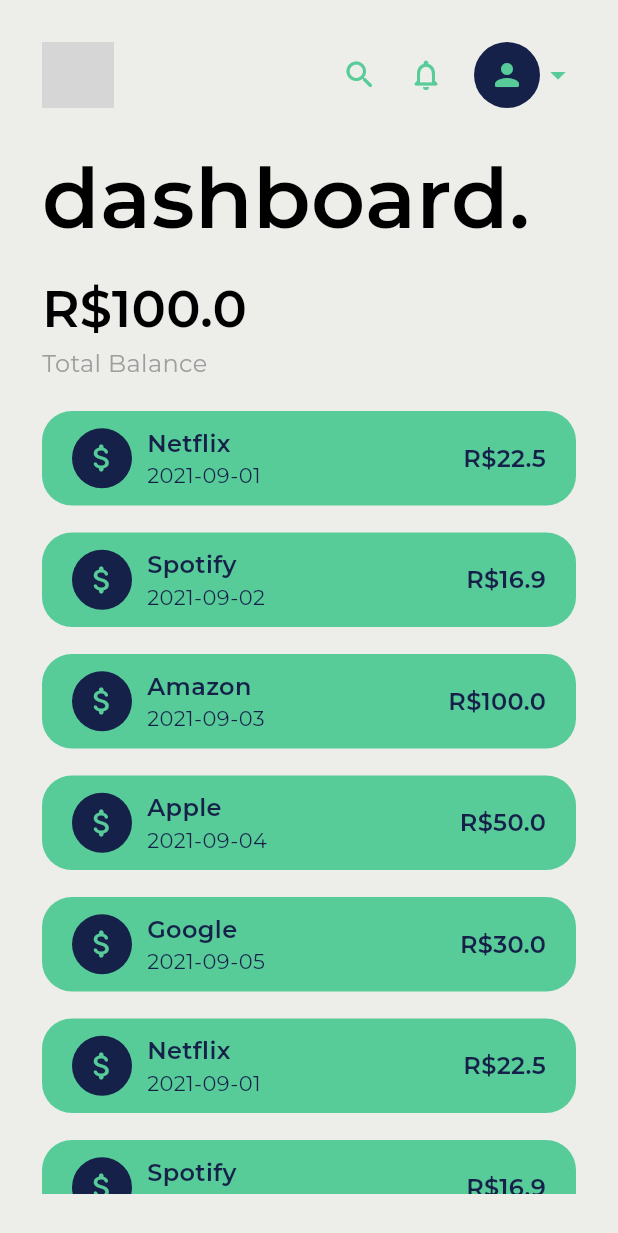
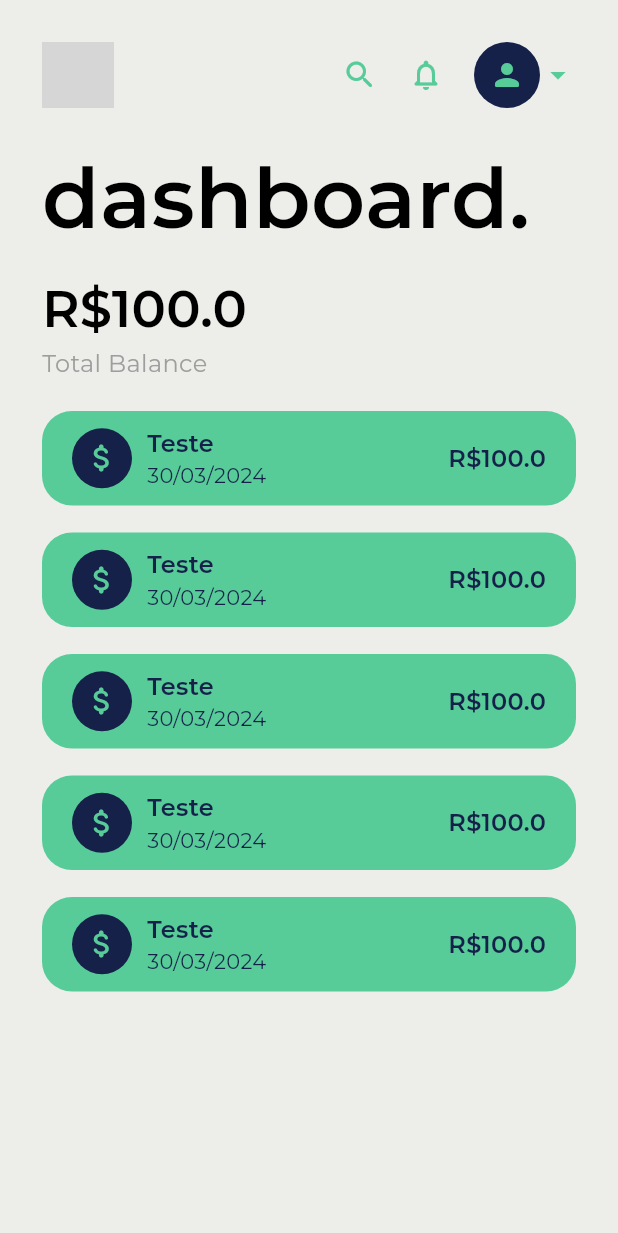
Before and after one commit to leobuldrini/easyFinance, a Flutter app: the screen it shows after launch, on a phone screen of 412 x 824 dp. Shown: the top 1233 px of the screen. Run offline on Flutter 3.47's test engine with Material 3 defaults, Android fonts, the phone set to English and light mode, and no system bars; our stand-ins replace equatable, google_fonts, hooks_riverpod, lottie, rive; network calls fail; grey boxes are pictures that could not be loaded.

Commit message:
dashboard screen

```diff
--- /dev/null
+++ b/lib/core/models/transaction.dart
@@ -0,0 +1,15 @@
+class Transaction {
+  final String id;
+  final String title;
+  final double amount;
+  final DateTime date;
+  final String sector;
+
+  Transaction({
+    required this.id,
+    required this.title,
+    required this.amount,
+    required this.date,
+    required this.sector,
+  });
+}
--- a/lib/core/providers/user_controller_provider.dart
+++ b/lib/core/providers/user_controller_provider.dart
@@ -1,3 +1,4 @@
+import 'package:easyFinance/core/models/transaction.dart';
 import 'package:easyFinance/core/models/user.dart';
 import 'package:hooks_riverpod/hooks_riverpod.dart';
 
@@ -10,68 +11,43 @@
   );
 });
 
-final recentTransactionsFutureProvider = FutureProvider.autoDispose<List<Map<String,dynamic>>>((ref) async {
+final recentTransactionsFutureProvider = FutureProvider.autoDispose<List<Transaction>>((ref) async {
   await Future.delayed(const Duration(seconds: 1));
   return [
-    {
-      'id': 1,
-      'title': 'Netflix',
-      'value': 22.50,
-      'date': '2021-09-01',
-    },
-    {
-      'id': 2,
-      'title': 'Spotify',
-      'value': 16.90,
-      'date': '2021-09-02',
-    },
-    {
-      'id': 3,
-      'title': 'Amazon',
-      'value': 100.00,
-      'date': '2021-09-03',
-    },
-    {
-      'id': 4,
-      'title': 'Apple',
-      'value': 50.00,
-      'date': '2021-09-04',
-    },
-    {
-      'id': 5,
-      'title': 'Google',
-      'value': 30.00,
-      'date': '2021-09-05',
-    },
-    {
-      'id': 1,
-      'title': 'Netflix',
-      'value': 22.50,
-      'date': '2021-09-01',
-    },
-    {
-      'id': 2,
-      'title': 'Spotify',
-      'value': 16.90,
-      'date': '2021-09-02',
-    },
-    {
-      'id': 3,
-      'title': 'Amazon',
-      'value': 100.00,
-      'date': '2021-09-03',
-    },
-    {
-      'id': 4,
-      'title': 'Apple',
-      'value': 50.00,
-      'date': '2021-09-04',
-    },
-    {
-      'id': 5,
-      'title': 'Google',
-      'value': 30.00,
-      'date': '2021-09-05',
-    },
+    Transaction(
+      id: '1',
+      title: 'Teste',
+      amount: 100.00,
+      date: DateTime.now(),
+      sector: 'Teste',
+    ),
+    Transaction(
+      id: '2',
+      title: 'Teste',
+      amount: 100.00,
+      date: DateTime.now(),
+      sector: 'Teste',
+    ),
+    Transaction(
+      id: '3',
+      title: 'Teste',
+      amount: 100.00,
+      date: DateTime.now(),
+      sector: 'Teste',
+    ),
+    Transaction(
+      id: '4',
+      title: 'Teste',
+      amount: 100.00,
+      date: DateTime.now(),
+      sector: 'Teste',
+    ),
+    Transaction(
+      id: '5',
+      title: 'Teste',
+      amount: 100.00,
+      date: DateTime.now(),
+      sector: 'Teste',
+    ),
   ];
 });
--- a/lib/screens/dashboard.dart
+++ b/lib/screens/dashboard.dart
@@ -1,3 +1,4 @@
+import 'package:easyFinance/core/models/transaction.dart';
 import 'package:easyFinance/core/providers/user_controller_provider.dart';
 import 'package:easyFinance/widgets/recent_transaction.dart';
 import 'package:flutter/material.dart';
@@ -50,6 +51,7 @@
                       const SizedBox(height: 20),
                       recentTransactions.when(
                         data: (data) {
+                          List<Transaction> transactions = data;
                           return data.isEmpty
                               ? noTransactions()
                               : ListView.separated(
@@ -63,10 +65,10 @@
                                     return Container(
                                       margin: const EdgeInsets.only(bottom: 10),
                                       child: RecentTransactionTile(
-                                        title: data[index]['title'],
-                                        subtitle: data[index]['date'],
-                                        amount: data[index]['value'],
-                                        date: data[index]['date'],
+                                        title: transactions[index].title,
+                                        subtitle: transactions[index].sector,
+                                        amount: transactions[index].amount,
+                                        date: transactions[index].date,
                                       ),
                                     );
                                   },
--- /dev/null
+++ b/lib/screens/sector_view.dart
@@ -0,0 +1,47 @@
+import 'package:flutter/material.dart';
+import 'package:google_fonts/google_fonts.dart';
+import 'package:hooks_riverpod/hooks_riverpod.dart';
+
+import '../widgets/user_header.dart';
+
+class SectorPage extends ConsumerWidget {
+  const SectorPage({super.key});
+
+  @override
+  Widget build(BuildContext context, WidgetRef ref) {
+    return Scaffold(
+      backgroundColor: Theme.of(context).colorScheme.background,
+      body: SafeArea(
+        child: Container(
+          padding: const EdgeInsets.all(28.0),
+          child: Column(
+            crossAxisAlignment: CrossAxisAlignment.center,
+            children: [
+              const UserHeader(),
+              const SizedBox(height: 20),
+              Expanded(
+                child: SingleChildScrollView(
+                  child: Column(
+                    mainAxisSize: MainAxisSize.min,
+                    crossAxisAlignment: CrossAxisAlignment.start,
+                    children: [
+                      Text(
+                        'sectors.',
+                        style: GoogleFonts.getFont(
+                          'Montserrat',
+                          textStyle: const TextStyle(fontSize: 56, fontWeight: FontWeight.w600),
+                        ),
+                        textAlign: TextAlign.center,
+                      ),
+                      const SizedBox(height: 10),
+                    ],
+                  ),
+                ),
+              ),
+            ],
+          ),
+        ),
+      ),
+    );
+  }
+}
--- a/lib/widgets/recent_transaction.dart
+++ b/lib/widgets/recent_transaction.dart
@@ -1,4 +1,5 @@
 import 'package:flutter/material.dart';
+import 'package:intl/intl.dart';
 
 class RecentTransactionTile extends StatelessWidget {
   const RecentTransactionTile({required this.title, required this.subtitle, required this.amount, required this.date, super.key});
@@ -6,10 +7,13 @@
   final String title;
   final String subtitle;
   final double amount;
-  final String date;
+  final DateTime date;
+
+
 
   @override
   Widget build(BuildContext context) {
+    final _formatter = DateFormat('dd/MM/yyyy');
     return Container(
       decoration: BoxDecoration(
         color: Theme.of(context).colorScheme.primary,
@@ -43,7 +47,7 @@
                     ),
                   ),
                   Text(
-                    date,
+                    _formatter.format(date),
                     style: TextStyle(
                       color: Theme.of(context).colorScheme.onPrimary,
                       fontSize: 14,
--- a/pubspec.yaml
+++ b/pubspec.yaml
@@ -42,6 +42,7 @@
   google_fonts: ^6.2.0
   lottie: ^3.1.0
   equatable: ^2.0.5
+  intl: ^0.19.0
 
 dev_dependencies:
   flutter_test:
```
Also changed, not shown: pubspec.lock.
